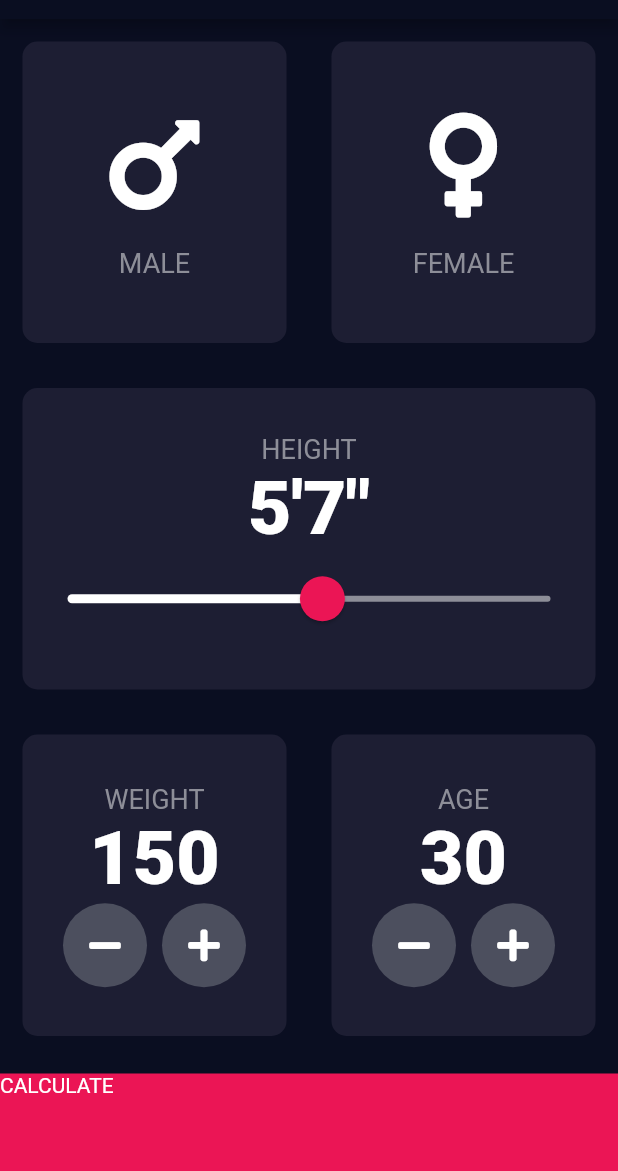
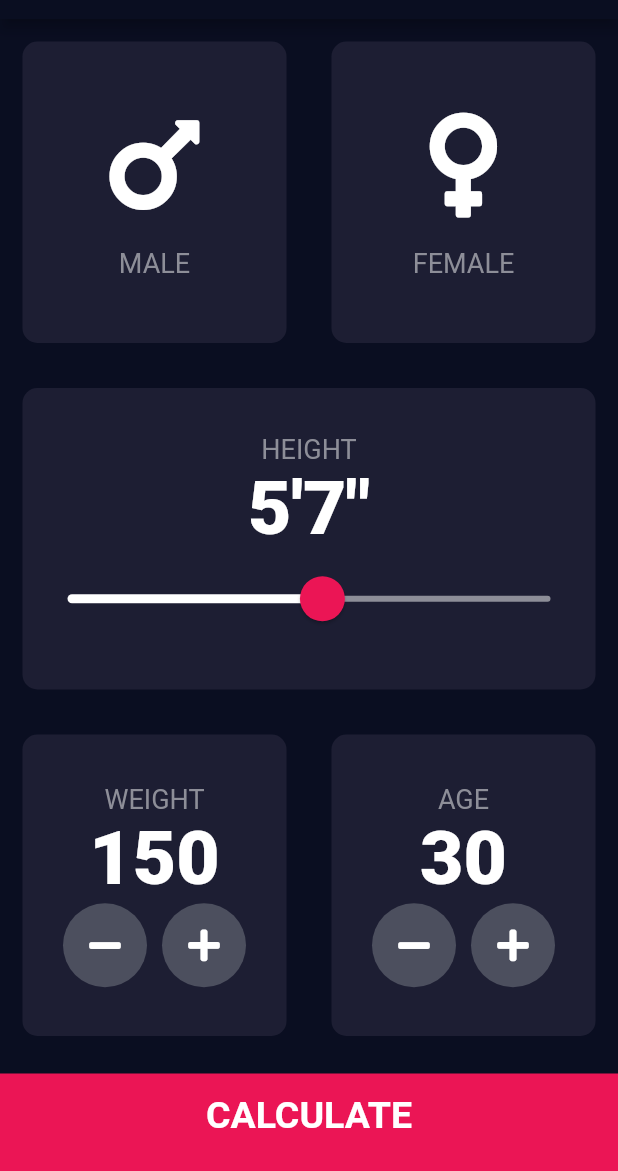
Before and after one commit to tddyer/bmi-calculator, a Flutter app: the screen it shows after launch, on a phone screen of 412 x 824 dp, the part 65-1236 px from its top. Run offline on Flutter 3.47's test engine with Material 2 defaults, Android fonts, the phone set to English and light mode, and no system bars; our stand-ins replace font_awesome_flutter.

Commit message:
formatted calculate button

```diff
--- a/lib/constants.dart
+++ b/lib/constants.dart
@@ -14,3 +14,8 @@ const kLabelNumberStyle = TextStyle(
   fontSize: 50.0,
   fontWeight: FontWeight.w900,
 );
+
+const kLargeButtonTextStyle = TextStyle(
+  fontSize: 25.0,
+  fontWeight: FontWeight.bold,
+);
--- a/lib/input_page.dart
+++ b/lib/input_page.dart
@@ -208,9 +208,15 @@ class _InputPageState extends State<InputPage> {
               Navigator.pushNamed(context, '/results');
             },
             child: Container( // colored footer container
-              child: Text('CALCULATE'),
+              child: Center(
+                child: Text(
+                  'CALCULATE',
+                  style: kLargeButtonTextStyle
+                ),
+              ),
               color: kBottomContainerColor,
               margin: EdgeInsets.only(top: 10.0),
+              padding: EdgeInsets.only(bottom: 10.0),
               width: double.infinity, // makes widget expand across the screen
               height: kBottomContainerHeight,
             ),
```
